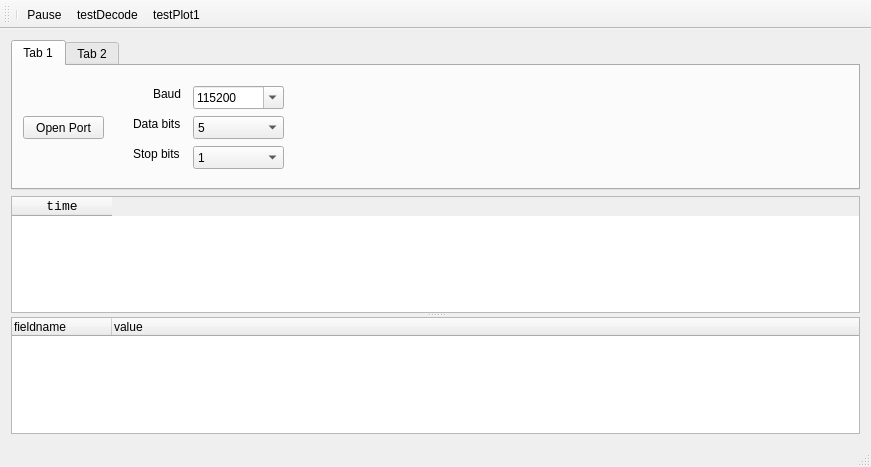
Old version of the form project/src/mainwindow.ui in the repository pioupus/qProtocolAnalyzer.
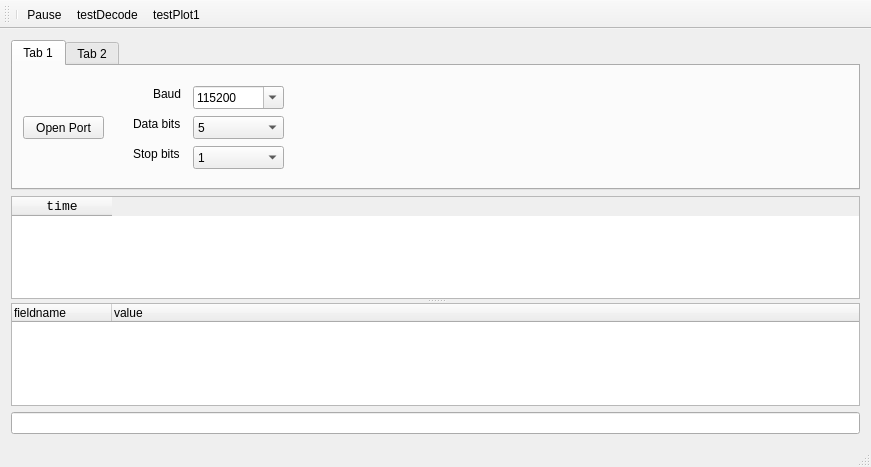
New version of the form.

Commit message: now serialdata copyable

```diff
--- a/project/src/mainwindow.ui
+++ b/project/src/mainwindow.ui
@@ -308,6 +308,13 @@
       </widget>
      </widget>
     </item>
+    <item>
+     <widget class="QLineEdit" name="edtTextToCopy">
+      <property name="readOnly">
+       <bool>true</bool>
+      </property>
+     </widget>
+    </item>
    </layout>
   </widget>
   <widget class="QMenuBar" name="menuBar">
```
The commit also changes 1 other file.
